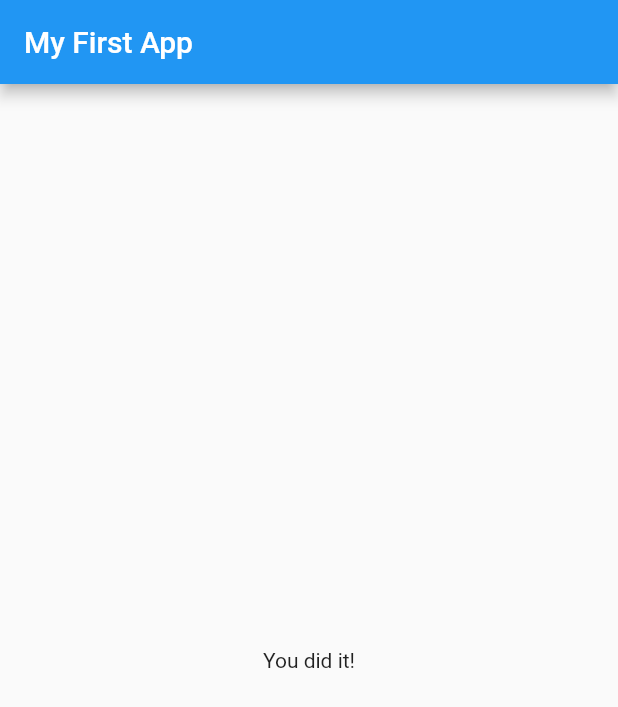
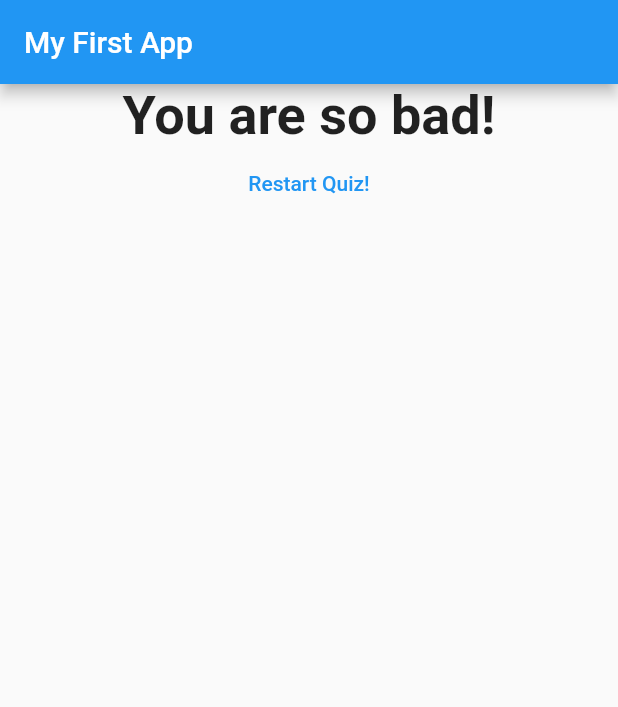
Before and after one commit to yazindu/flutter_complete_guide, a Flutter app: the screen it shows after launch, after a tap on "Black", after a tap on "Snake", after a tap on "Musk", on a phone screen of 412 x 824 dp. Shown: the top 707 px of the screen. Run offline on Flutter 3.47's test engine with Material 2 defaults, Android fonts, the phone set to English and light mode, and no system bars; missing offline and left inert: dart:ffi.

Commit message:
feat: video 42 - finished the first app

```diff
--- a/lib/main.dart
+++ b/lib/main.dart
@@ -13,22 +13,46 @@ class MyApp extends StatefulWidget {
 
 class _MyAppState extends State<MyApp> {
   var _questionIndex = 0;
+  var _totalScore = 0;
   final _questions = const [
     {
       'question': 'What\'s your favourite color?',
-      'answers': ['Black', 'Red', 'Green', 'White']
+      'answers': [
+        {'text': 'Black', 'score': 10},
+        {'text': 'Red', 'score': 6},
+        {'text': 'Green', 'score': 5},
+        {'text': 'White', 'score': 1}
+      ]
     },
     {
       'question': 'What\'s your favourite animal?',
-      'answers': ['Rabbit', 'Snake', 'Dog', 'Cat']
+      'answers': [
+        {'text': 'Rabbit', 'score': 5},
+        {'text': 'Snake', 'score': 10},
+        {'text': 'Dog', 'score': 1},
+        {'text': 'Cat', 'score': 3},
+      ]
     },
     {
       'question': 'Who\'s your favourite instructor?',
-      'answers': ['Max', 'Mux', 'Musk', 'Mix']
+      'answers': [
+        {'text': 'Max', 'score': 5},
+        {'text': 'Mux', 'score': 10},
+        {'text': 'Musk', 'score': 1},
+        {'text': 'Mix', 'score': 8},
+      ]
     }
   ];
 
-  void _answerQuestion() {
+  void _resetQuiz() {
+    setState(() {
+      _questionIndex = 0;
+      _totalScore = 0;
+    });
+  }
+
+  void _answerQuestion(int score) {
+    _totalScore += score;
     setState(() {
       if (_questionIndex < _questions.length)
         _questionIndex++;
@@ -49,7 +73,7 @@ class _MyAppState extends State<MyApp> {
                 answerQuestion: _answerQuestion,
                 questions: _questions,
                 questionIndex: _questionIndex)
-            : Result(),
+            : Result(_totalScore, _resetQuiz),
       ),
     );
   }
--- a/lib/quiz.dart
+++ b/lib/quiz.dart
@@ -1,21 +1,28 @@
+import 'dart:ffi';
+
 import 'package:flutter/material.dart';
 import 'package:flutter_complete_guide/answer.dart';
 import 'package:flutter_complete_guide/question.dart';
 
 class Quiz extends StatelessWidget {
-  final VoidCallback answerQuestion;
+  final Function answerQuestion;
   final int questionIndex;
   final List<Map<String, Object>> questions;
 
-  Quiz({required this.answerQuestion, required this.questions, required this.questionIndex});
+  Quiz(
+      {required this.answerQuestion,
+      required this.questions,
+      required this.questionIndex});
 
   @override
   Widget build(BuildContext context) {
     return Column(children: [
-      Question(questions[questionIndex]['question'] as String),
-      ...(questions[questionIndex]['answers'] as List<String>)
+      Question(
+        questions[questionIndex]['question'] as String,
+      ),
+      ...(questions[questionIndex]['answers'] as List<Map<String, Object>>)
           .map((answer) {
-        return Answer(answerQuestion, answer);
+        return Answer(()=>answerQuestion(answer['score']), answer['text'] as String);
       }).toList()
     ]);
   }
--- a/lib/result.dart
+++ b/lib/result.dart
@@ -1,11 +1,40 @@
 import 'package:flutter/material.dart';
 
 class Result extends StatelessWidget {
+  final int resultScore;
+  final VoidCallback resetHandler;
+
+  Result(this.resultScore, this.resetHandler);
+
+  String get resultPhrase {
+    String resultText;
+    if (resultScore <= 4) {
+      resultText = 'You are awesome and innocent!';
+    } else if (resultScore <= 12) {
+      resultText = 'Pretty likable!';
+    } else if (resultScore <= 16) {
+      resultText = 'You are ... strange?!';
+    } else
+      resultText = 'You are so bad!';
+    return resultText;
+  }
 
   @override
   Widget build(BuildContext context) {
     return Center(
-      child: Text('You did it!'),
+      child: Column(
+        children: [
+          Text(
+            resultPhrase,
+            style: TextStyle(fontSize: 36, fontWeight: FontWeight.bold),
+            textAlign: TextAlign.center,
+          ),
+          TextButton(
+            onPressed: resetHandler,
+            child: Text('Restart Quiz!'),
+          )
+        ],
+      ),
     );
   }
 }
```
